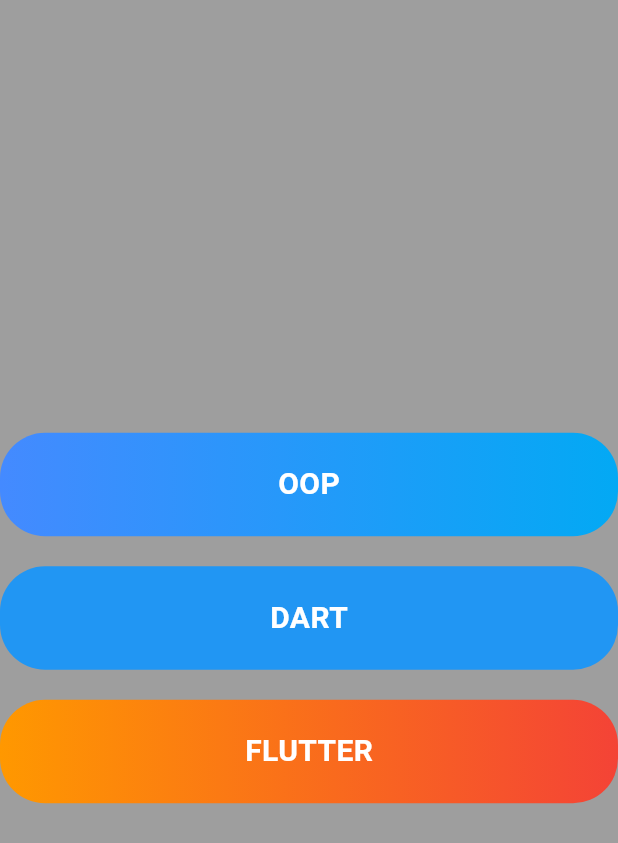
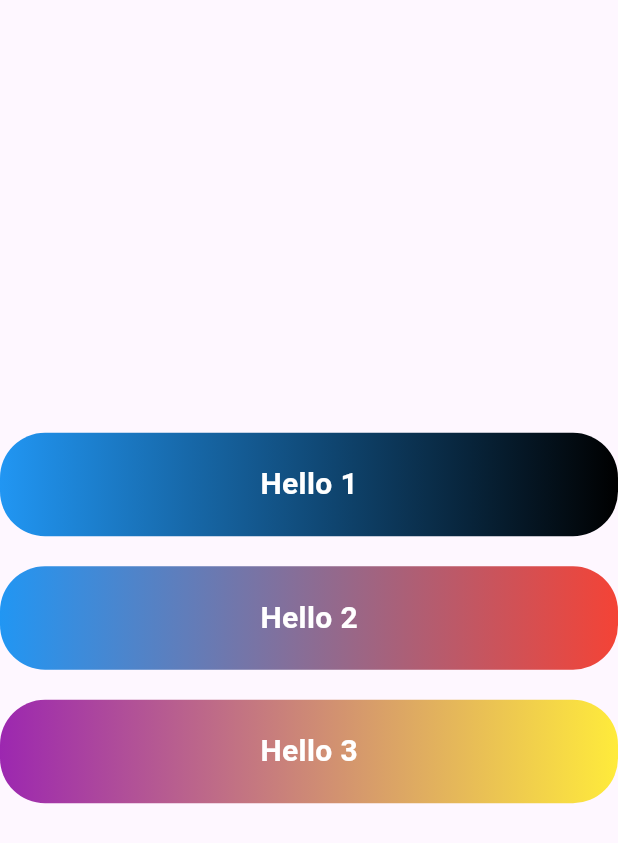
Before and after one commit to sereyvathna21/Flutter-Term-1, a Flutter app: the screen it shows after launch, on a phone screen of 412 x 824 dp. Shown: the top 843 px of the screen. Run offline on Flutter 3.47's test engine with Material 3 defaults, Android fonts, the phone set to English and light mode, and no system bars.

Commit message:
assignement practice for flutter

```diff
--- a/flutter/lib/W3/W3-S2-Practice/EX4.dart
+++ b/flutter/lib/W3/W3-S2-Practice/EX4.dart
@@ -1,44 +1,4 @@
 import 'package:flutter/material.dart';
-
-void main() {
-  runApp(const MyApp());
-}
-
-class MyApp extends StatelessWidget {
-  const MyApp({super.key});
-
-  @override
-  Widget build(BuildContext context) {
-    return const MaterialApp(
-      home: Scaffold(
-        backgroundColor: Colors.grey,
-        body: Center(
-          child: Column(
-            mainAxisAlignment: MainAxisAlignment.center,
-            children: [
-              CustomWidget(
-                text: 'OOP',
-                gradient: LinearGradient(
-                  colors: [Colors.blueAccent, Colors.lightBlue],
-                ),
-              ),
-              CustomWidget(
-                text: 'DART',
-                color: Colors.blue,
-              ),
-              CustomWidget(
-                text: 'FLUTTER',
-                gradient: LinearGradient(
-                  colors: [Colors.orange, Colors.red],
-                ),
-              ),
-            ],
-          ),
-        ),
-      ),
-    );
-  }
-}
 
 class CustomWidget extends StatelessWidget {
   final String text;
@@ -75,3 +35,35 @@
     );
   }
 }
+
+void main() {
+  runApp(const MaterialApp(
+    home: Scaffold(
+      body: Center(
+        child: Column(
+          mainAxisAlignment: MainAxisAlignment.center,
+          children: [
+            CustomWidget(
+              text: "Hello 1",
+              gradient: LinearGradient(
+                colors: [Colors.blue, Colors.black],
+              ),
+            ),
+            CustomWidget(
+              text: "Hello 2",
+              gradient: LinearGradient(
+                colors: [Colors.blue, Colors.red],
+              ),
+            ),
+            CustomWidget(
+              text: "Hello 3",
+              gradient: LinearGradient(
+                colors: [Colors.purple, Colors.yellow],
+              ),
+            ),
+          ],
+        ),
+      ),
+    ),
+  ));
+}
```
